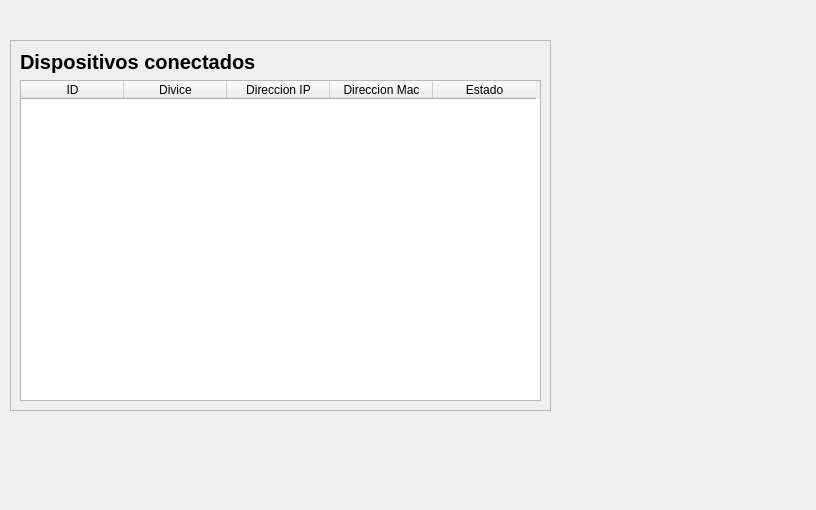
The window that GUI/Interface/VentanaPrin2.ui (Skop-22/ControlAnchoBanda-Pyside6) describes before a commit, drawn with Qt 5.
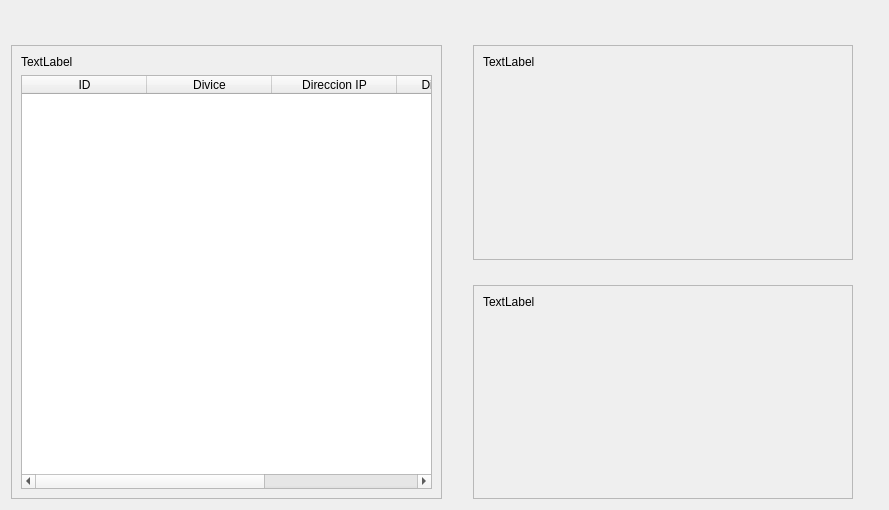
The same window after the commit. Custom widgets are drawn as their Qt base class.

Commit message: Configuración de graficos Cambios a ser confirmados: 	modificados:     FunWin/VentanaCasa.py 	modificados:     FunWin/VentanaInfo.py 	modificados:     GUI/Interface/VentanaPrin2.ui 	modificados:     GUI/ui_VentanaPrin2.py 	modificados:     main.py

Diff of the .ui file:
```diff
--- a/GUI/Interface/VentanaPrin2.ui
+++ b/GUI/Interface/VentanaPrin2.ui
@@ -6,22 +6,19 @@
    <rect>
     <x>0</x>
     <y>0</y>
-    <width>816</width>
+    <width>889</width>
     <height>510</height>
    </rect>
   </property>
   <property name="windowTitle">
    <string>Form</string>
   </property>
+  <layout class="QGridLayout" name="gridLayout_3">
+   <property name="topMargin">
+    <number>45</number>
+   </property>
+   <item row="0" column="0">
   <widget class="CardWidget" name="frame">
-   <property name="geometry">
-    <rect>
-     <x>10</x>
-     <y>40</y>
-     <width>541</width>
-     <height>371</height>
-    </rect>
-   </property>
    <property name="frameShape">
     <enum>QFrame::StyledPanel</enum>
    </property>
@@ -29,19 +26,6 @@
     <enum>QFrame::Raised</enum>
    </property>
    <layout class="QGridLayout" name="gridLayout">
-    <item row="0" column="0">
-     <widget class="QLabel" name="label">
-      <property name="font">
-       <font>
-        <pointsize>15</pointsize>
-        <bold>true</bold>
-       </font>
-      </property>
-      <property name="text">
-       <string>Dispositivos conectados</string>
-      </property>
-     </widget>
-    </item>
     <item row="1" column="0">
      <widget class="TableWidget" name="tableWidget">
       <attribute name="horizontalHeaderCascadingSectionResizes">
@@ -51,7 +35,7 @@
        <number>38</number>
       </attribute>
       <attribute name="horizontalHeaderDefaultSectionSize">
-       <number>103</number>
+         <number>125</number>
       </attribute>
       <attribute name="horizontalHeaderShowSortIndicator" stdset="0">
        <bool>false</bool>
@@ -92,8 +76,145 @@
       </column>
      </widget>
     </item>
-   </layout>
-  </widget>
+      <item row="0" column="0">
+       <widget class="TitleLabel" name="label">
+        <property name="text">
+         <string>TextLabel</string>
+        </property>
+       </widget>
+      </item>
+     </layout>
+    </widget>
+   </item>
+   <item row="0" column="1">
+    <widget class="QWidget" name="widget_3" native="true">
+     <property name="sizePolicy">
+      <sizepolicy hsizetype="Expanding" vsizetype="Preferred">
+       <horstretch>0</horstretch>
+       <verstretch>0</verstretch>
+      </sizepolicy>
+     </property>
+     <layout class="QGridLayout" name="gridLayout_2">
+      <property name="leftMargin">
+       <number>25</number>
+      </property>
+      <property name="topMargin">
+       <number>0</number>
+      </property>
+      <property name="rightMargin">
+       <number>25</number>
+      </property>
+      <property name="bottomMargin">
+       <number>0</number>
+      </property>
+      <property name="spacing">
+       <number>25</number>
+      </property>
+      <item row="0" column="0">
+       <widget class="CardWidget" name="frame_3">
+        <property name="frameShape">
+         <enum>QFrame::StyledPanel</enum>
+        </property>
+        <property name="frameShadow">
+         <enum>QFrame::Raised</enum>
+        </property>
+        <layout class="QGridLayout" name="gridLayout_4">
+         <property name="verticalSpacing">
+          <number>0</number>
+         </property>
+         <item row="0" column="0" alignment="Qt::AlignTop">
+          <widget class="TitleLabel" name="label_2">
+           <property name="text">
+            <string>TextLabel</string>
+           </property>
+          </widget>
+         </item>
+         <item row="1" column="0">
+          <widget class="QWidget" name="widget" native="true">
+           <property name="sizePolicy">
+            <sizepolicy hsizetype="Preferred" vsizetype="Expanding">
+             <horstretch>0</horstretch>
+             <verstretch>0</verstretch>
+            </sizepolicy>
+           </property>
+           <layout class="QGridLayout" name="gridLayout_9">
+            <property name="leftMargin">
+             <number>0</number>
+            </property>
+            <property name="topMargin">
+             <number>0</number>
+            </property>
+            <property name="rightMargin">
+             <number>0</number>
+            </property>
+            <property name="bottomMargin">
+             <number>0</number>
+            </property>
+            <property name="spacing">
+             <number>0</number>
+            </property>
+            <item row="0" column="0">
+             <layout class="QGridLayout" name="Grafico_De_Los_Dispositivos"/>
+            </item>
+           </layout>
+          </widget>
+         </item>
+        </layout>
+       </widget>
+      </item>
+      <item row="1" column="0">
+       <widget class="CardWidget" name="frame_4">
+        <property name="frameShape">
+         <enum>QFrame::StyledPanel</enum>
+        </property>
+        <property name="frameShadow">
+         <enum>QFrame::Raised</enum>
+        </property>
+        <layout class="QGridLayout" name="gridLayout_5">
+         <item row="0" column="0" alignment="Qt::AlignTop">
+          <widget class="TitleLabel" name="label_3">
+           <property name="text">
+            <string>TextLabel</string>
+           </property>
+          </widget>
+         </item>
+         <item row="1" column="0">
+          <widget class="QWidget" name="widget_2" native="true">
+           <property name="sizePolicy">
+            <sizepolicy hsizetype="Preferred" vsizetype="Expanding">
+             <horstretch>0</horstretch>
+             <verstretch>0</verstretch>
+            </sizepolicy>
+           </property>
+           <layout class="QGridLayout" name="gridLayout_11">
+            <property name="leftMargin">
+             <number>0</number>
+            </property>
+            <property name="topMargin">
+             <number>0</number>
+            </property>
+            <property name="rightMargin">
+             <number>0</number>
+            </property>
+            <property name="bottomMargin">
+             <number>0</number>
+            </property>
+            <property name="spacing">
+             <number>0</number>
+            </property>
+            <item row="0" column="0">
+             <layout class="QGridLayout" name="Grafico_De_los_Detalles"/>
+            </item>
+           </layout>
+          </widget>
+         </item>
+        </layout>
+       </widget>
+      </item>
+     </layout>
+    </widget>
+   </item>
+  </layout>
  </widget>
  <customwidgets>
   <customwidget>
@@ -107,6 +228,11 @@
    <extends>QTableWidget</extends>
    <header>qfluentwidgets</header>
   </customwidget>
+  <customwidget>
+   <class>TitleLabel</class>
+   <extends>QLabel</extends>
+   <header location="global">qfluentwidgets</header>
+  </customwidget>
  </customwidgets>
  <resources/>
  <connections/>
```
Lines whose indentation alone changed are shown as unchanged. The commit also changes 4 other files.
